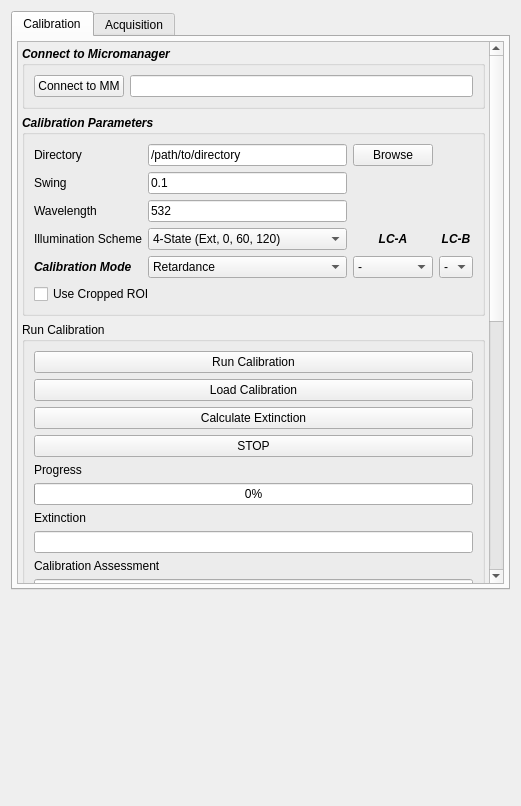
First picture: the form in recOrder/plugin/qtdesigner/recOrder_calibration_v5.ui, repository mehta-lab/waveorder, before the edit.
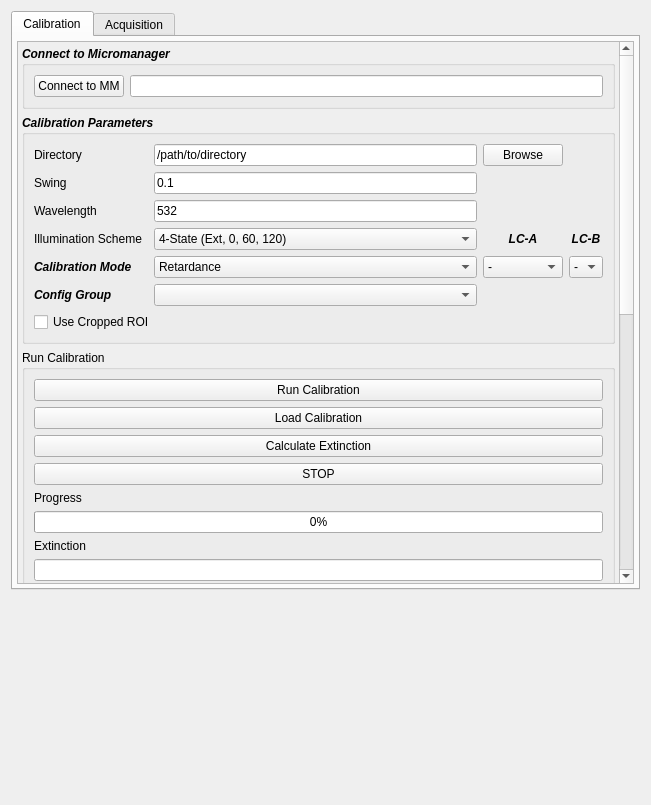
Second picture: the form after the edit. Custom widgets are drawn as their Qt base class.

Commit message: add user choice of config group

```diff
--- a/recOrder/plugin/qtdesigner/recOrder_calibration_v5.ui
+++ b/recOrder/plugin/qtdesigner/recOrder_calibration_v5.ui
@@ -9,8 +9,8 @@
    <rect>
     <x>0</x>
     <y>0</y>
-    <width>521</width>
-    <height>806</height>
+    <width>651</width>
+    <height>805</height>
    </rect>
   </property>
   <property name="sizePolicy">
@@ -119,8 +119,8 @@
            <rect>
             <x>0</x>
             <y>0</y>
-            <width>541</width>
-            <height>1139</height>
+            <width>611</width>
+            <height>1169</height>
            </rect>
           </property>
           <layout class="QGridLayout" name="gridLayout">
@@ -284,50 +284,6 @@
              </widget>
             </widget>
            </item>
-           <item row="0" column="0" rowspan="3">
-            <widget class="QGroupBox" name="connect_to_micromanager">
-             <property name="font">
-              <font>
-               <weight>75</weight>
-               <italic>true</italic>
-               <bold>true</bold>
-              </font>
-             </property>
-             <property name="title">
-              <string>Connect to Micromanager</string>
-             </property>
-             <layout class="QHBoxLayout" name="horizontalLayout">
-              <item>
-               <widget class="QPushButton" name="qbutton_mm_connect">
-                <property name="font">
-                 <font>
-                  <weight>50</weight>
-                  <italic>false</italic>
-                  <bold>false</bold>
-                 </font>
-                </property>
-                <property name="text">
-                 <string>Connect to MM</string>
-                </property>
-               </widget>
-              </item>
-              <item>
-               <widget class="QLineEdit" name="le_mm_status">
-                <property name="font">
-                 <font>
-                  <weight>50</weight>
-                  <italic>false</italic>
-                  <bold>false</bold>
-                 </font>
-                </property>
-                <property name="text">
-                 <string/>
-                </property>
-               </widget>
-              </item>
-             </layout>
-            </widget>
-           </item>
            <item row="3" column="0">
             <widget class="QGroupBox" name="calib_params">
              <property name="font">
@@ -341,8 +297,8 @@
               <string>Calibration Parameters</string>
              </property>
              <layout class="QGridLayout" name="gridLayout_2">
-              <item row="5" column="1">
-               <widget class="QComboBox" name="cb_calib_mode">
+              <item row="5" column="4">
+               <widget class="QComboBox" name="cb_lcb">
                 <property name="font">
                  <font>
                   <weight>50</weight>
@@ -352,24 +308,26 @@
                 </property>
                 <item>
                  <property name="text">
-                  <string>Retardance</string>
-                 </property>
-                </item>
-                <item>
-                 <property name="text">
-                  <string>Voltage</string>
+                  <string>-</string>
                  </property>
                 </item>
                </widget>
               </item>
-              <item row="5" column="0">
-               <widget class="QLabel" name="label_calib_mode">
+              <item row="0" column="2">
+               <widget class="QLineEdit" name="le_directory">
+                <property name="font">
+                 <font>
+                  <weight>50</weight>
+                  <italic>false</italic>
+                  <bold>false</bold>
+                 </font>
+                </property>
                 <property name="text">
-                 <string>Calibration Mode</string>
+                 <string>/path/to/directory</string>
                 </property>
                </widget>
               </item>
-              <item row="4" column="1">
+              <item row="4" column="2">
                <widget class="QComboBox" name="cb_calib_scheme">
                 <property name="font">
                  <font>
@@ -418,49 +376,7 @@
                 </property>
                </widget>
               </item>
-              <item row="2" column="0">
-               <widget class="QLabel" name="label_swing">
-                <property name="font">
-                 <font>
-                  <weight>50</weight>
-                  <italic>false</italic>
-                  <bold>false</bold>
-                 </font>
-                </property>
-                <property name="text">
-                 <string>Swing</string>
-                </property>
-               </widget>
-              </item>
-              <item row="4" column="0">
-               <widget class="QLabel" name="label_scheme">
-                <property name="font">
-                 <font>
-                  <weight>50</weight>
-                  <italic>false</italic>
-                  <bold>false</bold>
-                 </font>
-                </property>
-                <property name="text">
-                 <string>Illumination Scheme</string>
-                </property>
-               </widget>
-              </item>
-              <item row="6" column="0" colspan="2">
-               <widget class="QCheckBox" name="chb_use_roi">
-                <property name="font">
-                 <font>
-                  <weight>50</weight>
-                  <italic>false</italic>
-                  <bold>false</bold>
-                 </font>
-                </property>
-                <property name="text">
-                 <string>Use Cropped ROI</string>
-                </property>
-               </widget>
-              </item>
-              <item row="3" column="1">
+              <item row="3" column="2">
                <widget class="QLineEdit" name="le_wavelength">
                 <property name="font">
                  <font>
@@ -474,8 +390,8 @@
                 </property>
                </widget>
               </item>
-              <item row="0" column="1">
-               <widget class="QLineEdit" name="le_directory">
+              <item row="2" column="2">
+               <widget class="QLineEdit" name="le_swing">
                 <property name="font">
                  <font>
                   <weight>50</weight>
@@ -484,11 +400,11 @@
                  </font>
                 </property>
                 <property name="text">
-                 <string>/path/to/directory</string>
+                 <string>0.1</string>
                 </property>
                </widget>
               </item>
-              <item row="0" column="2">
+              <item row="0" column="3">
                <widget class="QPushButton" name="qbutton_browse">
                 <property name="font">
                  <font>
@@ -511,8 +427,8 @@
                 </property>
                </widget>
               </item>
-              <item row="2" column="1">
-               <widget class="QLineEdit" name="le_swing">
+              <item row="4" column="0">
+               <widget class="QLabel" name="label_scheme">
                 <property name="font">
                  <font>
                   <weight>50</weight>
@@ -521,12 +437,12 @@
                  </font>
                 </property>
                 <property name="text">
-                 <string>0.1</string>
+                 <string>Illumination Scheme</string>
                 </property>
                </widget>
               </item>
-              <item row="5" column="2">
-               <widget class="QComboBox" name="cb_lca">
+              <item row="2" column="0">
+               <widget class="QLabel" name="label_swing">
                 <property name="font">
                  <font>
                   <weight>50</weight>
@@ -534,15 +450,13 @@
                   <bold>false</bold>
                  </font>
                 </property>
-                <item>
-                 <property name="text">
-                  <string>-</string>
-                 </property>
-                </item>
+                <property name="text">
+                 <string>Swing</string>
+                </property>
                </widget>
               </item>
-              <item row="5" column="3">
-               <widget class="QComboBox" name="cb_lcb">
+              <item row="7" column="0" colspan="3">
+               <widget class="QCheckBox" name="chb_use_roi">
                 <property name="font">
                  <font>
                   <weight>50</weight>
@@ -550,14 +464,12 @@
                   <bold>false</bold>
                  </font>
                 </property>
-                <item>
-                 <property name="text">
-                  <string>-</string>
-                 </property>
-                </item>
+                <property name="text">
+                 <string>Use Cropped ROI</string>
+                </property>
                </widget>
               </item>
-              <item row="4" column="2">
+              <item row="4" column="3">
                <widget class="QLabel" name="label_lca">
                 <property name="text">
                  <string>LC-A</string>
@@ -567,7 +479,23 @@
                 </property>
                </widget>
               </item>
-              <item row="4" column="3">
+              <item row="5" column="3">
+               <widget class="QComboBox" name="cb_lca">
+                <property name="font">
+                 <font>
+                  <weight>50</weight>
+                  <italic>false</italic>
+                  <bold>false</bold>
+                 </font>
+                </property>
+                <item>
+                 <property name="text">
+                  <string>-</string>
+                 </property>
+                </item>
+               </widget>
+              </item>
+              <item row="4" column="4">
                <widget class="QLabel" name="lcabel_lcb">
                 <property name="text">
                  <string>LC-B</string>
@@ -577,6 +505,44 @@
                 </property>
                </widget>
               </item>
+              <item row="5" column="0">
+               <widget class="QLabel" name="label_calib_mode">
+                <property name="text">
+                 <string>Calibration Mode</string>
+                </property>
+               </widget>
+              </item>
+              <item row="5" column="2">
+               <widget class="QComboBox" name="cb_calib_mode">
+                <property name="font">
+                 <font>
+                  <weight>50</weight>
+                  <italic>false</italic>
+                  <bold>false</bold>
+                 </font>
+                </property>
+                <item>
+                 <property name="text">
+                  <string>Retardance</string>
+                 </property>
+                </item>
+                <item>
+                 <property name="text">
+                  <string>Voltage</string>
+                 </property>
+                </item>
+               </widget>
+              </item>
+              <item row="6" column="0">
+               <widget class="QLabel" name="label_cfg_group">
+                <property name="text">
+                 <string>Config Group</string>
+                </property>
+               </widget>
+              </item>
+              <item row="6" column="2">
+               <widget class="QComboBox" name="cb_config_group"/>
+              </item>
              </layout>
             </widget>
            </item>
@@ -802,6 +768,50 @@
              </layout>
             </widget>
            </item>
+           <item row="0" column="0" rowspan="3">
+            <widget class="QGroupBox" name="connect_to_micromanager">
+             <property name="font">
+              <font>
+               <weight>75</weight>
+               <italic>true</italic>
+               <bold>true</bold>
+              </font>
+             </property>
+             <property name="title">
+              <string>Connect to Micromanager</string>
+             </property>
+             <layout class="QGridLayout" name="gridLayout_14">
+              <item row="0" column="1">
+               <widget class="QLineEdit" name="le_mm_status">
+                <property name="font">
+                 <font>
+                  <weight>50</weight>
+                  <italic>false</italic>
+                  <bold>false</bold>
+                 </font>
+                </property>
+                <property name="text">
+                 <string/>
+                </property>
+               </widget>
+              </item>
+              <item row="0" column="0">
+               <widget class="QPushButton" name="qbutton_mm_connect">
+                <property name="font">
+                 <font>
+                  <weight>50</weight>
+                  <italic>false</italic>
+                  <bold>false</bold>
+                 </font>
+                </property>
+                <property name="text">
+                 <string>Connect to MM</string>
+                </property>
+               </widget>
+              </item>
+             </layout>
+            </widget>
+           </item>
           </layout>
          </widget>
         </widget>
```
Left out of the diff: 2 changed lines with no effect on the pictures. The commit also changes 5 other files.
